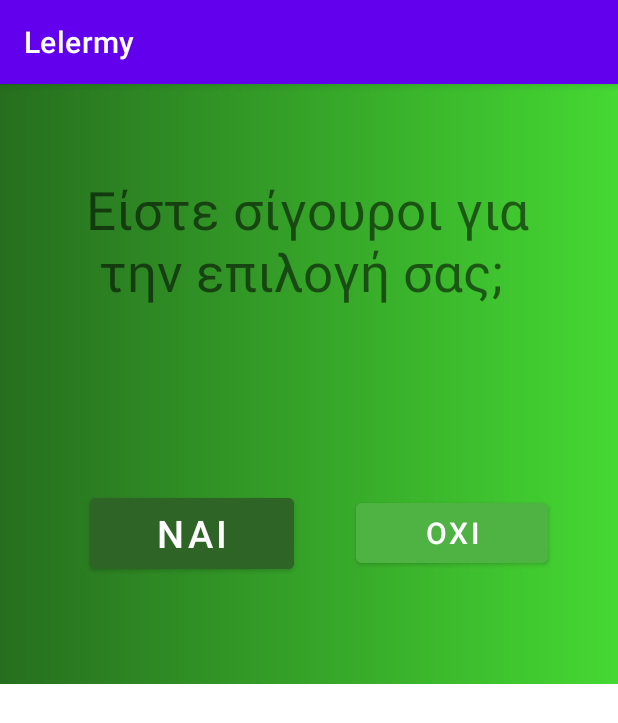
After one commit to georgekazz/Lelermy, an Android app: the fragment ConfirmFragment shown on its own in the app's theme, on a phone screen of 412 x 824 dp. The commit adds this screen. Shown: the top 723 px of the screen. Run offline under Robolectric (Android 15) with nearby library versions, the phone set to English and light mode, and no system bars.

Commit message:
Basic changes

```diff
--- /dev/null
+++ b/app/src/main/java/com/example/lelermy/ConfirmFragment.kt
@@ -0,0 +1,27 @@
+package com.example.lelermy
+
+import android.os.Bundle
+import androidx.fragment.app.Fragment
+import android.view.LayoutInflater
+import android.view.View
+import android.view.ViewGroup
+
+
+class ConfirmFragment : Fragment() {
+
+    override fun onCreate(savedInstanceState: Bundle?) {
+        super.onCreate(savedInstanceState)
+        arguments?.let {
+        }
+    }
+
+    override fun onCreateView(
+        inflater: LayoutInflater, container: ViewGroup?,
+        savedInstanceState: Bundle?
+    ): View? {
+        // Inflate the layout for this fragment
+        return inflater.inflate(R.layout.fragment_confirm, container, false)
+    }
+
+
+}
--- a/app/src/main/java/com/example/lelermy/MainActivity.kt
+++ b/app/src/main/java/com/example/lelermy/MainActivity.kt
@@ -13,8 +13,7 @@ class MainActivity : AppCompatActivity() {
         val startButton = findViewById<Button>(R.id.startButton)
 
         startButton.setOnClickListener {
-            val intent = Intent(this, ChoiceActivity::class.java)
-            startActivity(intent)
+            startActivity(Intent(this@MainActivity, ChoiceActivity::class.java))
         }
 
     }
--- a/app/src/main/res/layout/activity_choice.xml
+++ b/app/src/main/res/layout/activity_choice.xml
@@ -17,7 +17,7 @@
     <TextView
         android:id="@+id/textView4"
         android:layout_width="390dp"
-        android:layout_height="50dp"
+        android:layout_height="80dp"
         android:layout_marginLeft="10dp"
         android:layout_marginTop="80dp"
         android:gravity="center"
@@ -28,13 +28,13 @@
 
     <TextView
         android:id="@+id/textView5"
-        android:textColor="@color/darkgreen"
         android:layout_width="390dp"
         android:layout_height="50dp"
         android:layout_marginLeft="10dp"
-        android:layout_marginTop="120dp"
+        android:layout_marginTop="140dp"
         android:gravity="center"
         android:text="Διάλεξε ένα από τα παρακάτω"
+        android:textColor="@color/darkgreen"
         android:textSize="24dp"
         android:textStyle="bold" />
 
--- a/app/src/main/res/layout/activity_main.xml
+++ b/app/src/main/res/layout/activity_main.xml
@@ -34,13 +34,13 @@
             android:clickable="false"
             android:gravity="center"
             android:shadowColor="#1D4E0F"
-            android:text="TextView"
+            android:text="Λελermy"
             android:textAlignment="center"
             android:textColor="@color/darkgreen"
             android:textIsSelectable="false"
             android:textSize="40sp"
             android:textStyle="bold|italic"
-            tools:text="Λελermy" />
+            />
 
         <ImageView
             android:id="@+id/imageView"
--- /dev/null
+++ b/app/src/main/res/layout/fragment_confirm.xml
@@ -0,0 +1,41 @@
+<?xml version="1.0" encoding="utf-8"?>
+<FrameLayout xmlns:android="http://schemas.android.com/apk/res/android"
+    xmlns:tools="http://schemas.android.com/tools"
+    android:layout_width="match_parent"
+    android:layout_height="400dp"
+    tools:context=".ConfirmFragment"
+    android:background="@drawable/gradient">
+
+    <TextView
+        android:id="@+id/textView"
+        android:layout_width="309dp"
+        android:layout_height="89dp"
+        android:layout_marginTop="60dp"
+        android:layout_marginLeft="50dp"
+        android:textSize="35dp"
+        android:textAlignment="center"
+        android:text="Είστε σίγουροι για την επιλογή σας; "
+        />
+
+    <Button
+        android:id="@+id/yesBt"
+        android:layout_width="136dp"
+        android:layout_height="59dp"
+        android:layout_marginStart="60dp"
+        android:layout_marginTop="270dp"
+        android:backgroundTint="@color/darkgreen"
+        android:text="Ναι"
+        android:textSize="25dp" />
+
+    <Button
+        android:id="@+id/noBt"
+        android:layout_width="128dp"
+        android:layout_height="52dp"
+        android:layout_marginStart="237dp"
+        android:layout_marginEnd="48dp"
+        android:layout_marginTop="273dp"
+        android:backgroundTint="@color/lightgreen"
+        android:text="Οχι"
+        android:textSize="20dp"
+         />
+</FrameLayout>
```
Also changed, not shown: app/src/main/java/com/example/lelermy/ChoiceActivity.kt (+11 -6 lines).
